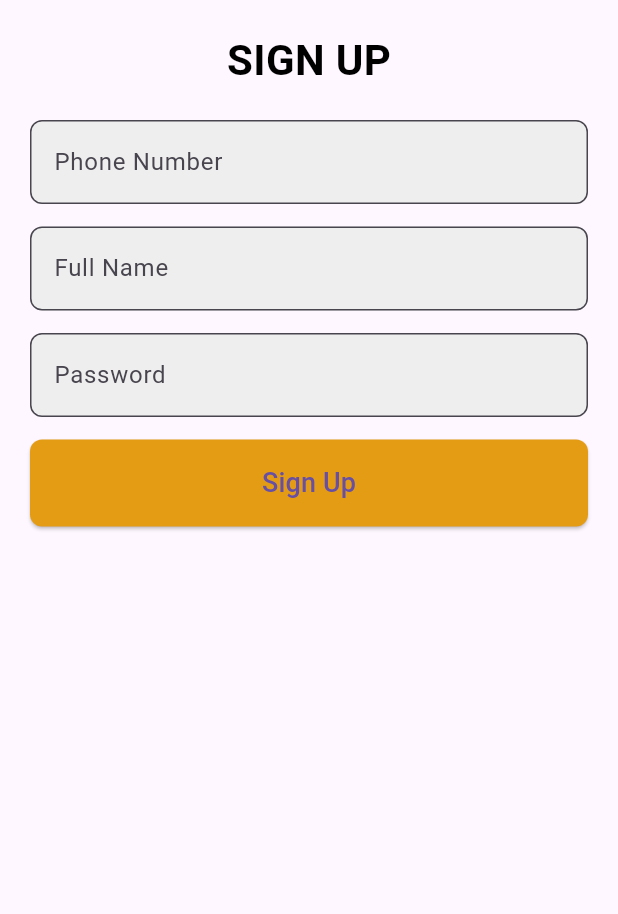
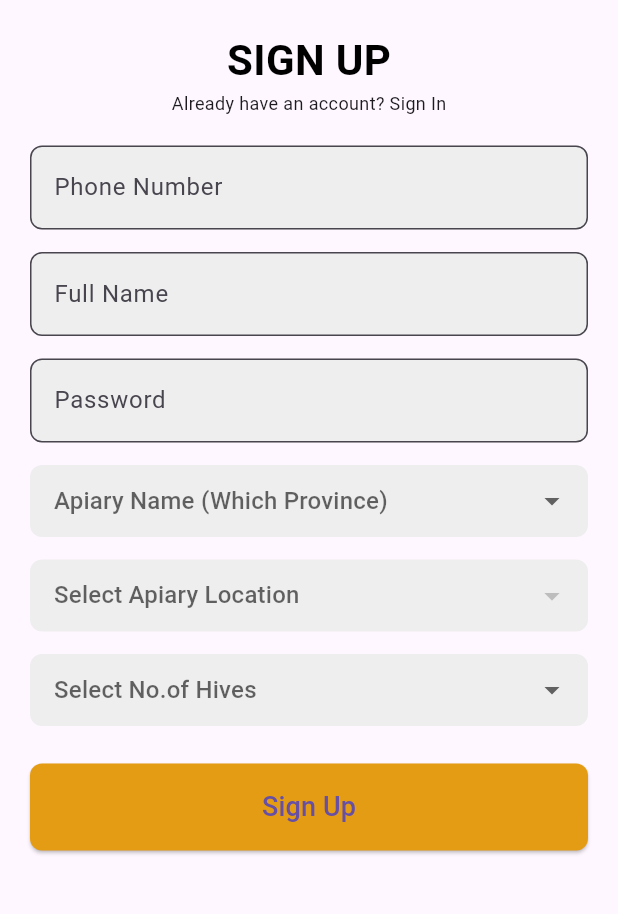
Before and after one commit to tarinya27/Eco_Bee, a Flutter app: the Signup screen opened directly, on a phone screen of 412 x 824 dp, the part 270-1184 px from its top. Run offline on Flutter 3.47's test engine with Material 3 defaults, Android fonts, the phone set to English and light mode, and no system bars.

Commit message:
updated UIs

```diff
--- a/lib/automation.dart
+++ b/lib/automation.dart
@@ -1,4 +1,4 @@
-import 'package:bee_feeder_ui/dashboard.dart';
+import 'package:new_bee/dashboard.dart';
 import 'package:flutter/material.dart';
 
 class AutomationScreen extends StatefulWidget {
--- a/lib/signup.dart
+++ b/lib/signup.dart
@@ -1,6 +1,4 @@
 import 'package:flutter/material.dart';
-import 'package:cloud_firestore/cloud_firestore.dart';
-import 'package:firebase_core/firebase_core.dart';
 
 class Signup extends StatefulWidget {
   const Signup({super.key});
@@ -32,35 +30,6 @@ class _SignupState extends State<Signup> {
   String phoneNumber = '';
   String fullName = '';
   String password = '';
-
-  // Firestore instance
-  final FirebaseFirestore _firestore = FirebaseFirestore.instance;
-
-  Future<void> registerUserToFirestore() async {
-    if (selectedApiaries.isEmpty) {
-      ScaffoldMessenger.of(context).showSnackBar(
-        const SnackBar(content: Text("Please add at least one apiary.")),
-      );
-      return;
-    }
-
-    try {
-      await _firestore.collection('users').add({
-        'phoneNumber': phoneNumber,
-        'fullName': fullName,
-        'password': password, // In production, ensure you hash the password
-        'apiaries': selectedApiaries,
-      });
-      ScaffoldMessenger.of(context).showSnackBar(
-        const SnackBar(content: Text("User registered successfully!")),
-      );
-      Navigator.pushNamed(context, '/signIn');
-    } catch (e) {
-      ScaffoldMessenger.of(context).showSnackBar(
-        SnackBar(content: Text("Error registering user: $e")),
-      );
-    }
-  }
 
   @override
   Widget build(BuildContext context) {
@@ -115,6 +84,7 @@ class _SignupState extends State<Signup> {
                 color: Colors.black,
               ),
             ),
+            const Text("Already have an account? Sign In", style: TextStyle(fontSize: 12)),
             Padding(
               padding: const EdgeInsets.all(20.0),
               child: Form(
@@ -123,78 +93,87 @@ class _SignupState extends State<Signup> {
                   crossAxisAlignment: CrossAxisAlignment.start,
                   children: [
                     // Phone Number
-                    TextFormField(
-                      decoration: InputDecoration(
-                        labelText: "Phone Number",
-                        border: OutlineInputBorder(
-                          borderRadius: BorderRadius.circular(8),
-                        ),
-                        filled: true,
-                        fillColor: Colors.grey[200],
-                      ),
-                      onSaved: (value) {
-                        phoneNumber = value ?? '';
-                      },
-                      validator: (value) {
-                        if (value == null || value.isEmpty) {
-                          return 'Phone Number is required';
-                        }
-                        return null;
+                    buildTextField("Phone Number", onSaved: (val) => phoneNumber = val),
+                    const SizedBox(height: 15),
+
+                    // Full Name
+                    buildTextField("Full Name", onSaved: (val) => fullName = val),
+                    const SizedBox(height: 15),
+
+                    // Password
+                    buildTextField("Password", obscureText: true, onSaved: (val) => password = val),
+                    const SizedBox(height: 15),
+
+                    // Apiary Province Dropdown
+                    DropdownButtonFormField<String>(
+                      value: selectedApiary,
+                      hint: const Text("Apiary Name (Which Province)"),
+                      decoration: buildDropdownDecoration(),
+                      items: apiaryLocationMap.keys
+                          .map((province) => DropdownMenuItem(
+                                value: province,
+                                child: Text(province),
+                              ))
+                          .toList(),
+                      onChanged: (value) {
+                        setState(() {
+                          selectedApiary = value;
+                          apiaryLocations = apiaryLocationMap[value] ?? [];
+                          selectedLocation = null;
+                        });
                       },
                     ),
                     const SizedBox(height: 15),
-                    // Full Name
-                    TextFormField(
-                      decoration: InputDecoration(
-                        labelText: "Full Name",
-                        border: OutlineInputBorder(
-                          borderRadius: BorderRadius.circular(8),
-                        ),
-                        filled: true,
-                        fillColor: Colors.grey[200],
-                      ),
-                      onSaved: (value) {
-                        fullName = value ?? '';
-                      },
-                      validator: (value) {
-                        if (value == null || value.isEmpty) {
-                          return 'Full Name is required';
-                        }
-                        return null;
+
+                    // Apiary Location Dropdown
+                    DropdownButtonFormField<String>(
+                      value: selectedLocation,
+                      hint: const Text("Select Apiary Location"),
+                      decoration: buildDropdownDecoration(),
+                      items: apiaryLocations
+                          .map((location) => DropdownMenuItem(
+                                value: location,
+                                child: Text(location),
+                              ))
+                          .toList(),
+                      onChanged: (value) {
+                        setState(() {
+                          selectedLocation = value;
+                        });
                       },
                     ),
                     const SizedBox(height: 15),
-                    // Password
-                    TextFormField(
-                      obscureText: true,
-                      decoration: InputDecoration(
-                        labelText: "Password",
-                        border: OutlineInputBorder(
-                          borderRadius: BorderRadius.circular(8),
-                        ),
-                        filled: true,
-                        fillColor: Colors.grey[200],
-                      ),
-                      onSaved: (value) {
-                        password = value ?? '';
-                      },
-                      validator: (value) {
-                        if (value == null || value.isEmpty) {
-                          return 'Password is required';
-                        }
-                        return null;
+
+                    // Number of Hives Dropdown
+                    DropdownButtonFormField<int>(
+                      value: selectedHives,
+                      hint: const Text("Select No.of Hives"),
+                      decoration: buildDropdownDecoration(),
+                      items: hiveOptions
+                          .map((hive) => DropdownMenuItem(
+                                value: hive,
+                                child: Text(hive.toString()),
+                              ))
+                          .toList(),
+                      onChanged: (value) {
+                        setState(() {
+                          selectedHives = value;
+                        });
                       },
                     ),
-                    const SizedBox(height: 15),
-                    // Dropdowns for Apiary and Location
-                    // (Existing code for Apiary Name, Location, and Hives here)
+                    const SizedBox(height: 25),
+
                     SizedBox(
                       width: double.infinity,
                       child: ElevatedButton(
                         onPressed: () {
                           if (_formKey.currentState?.validate() ?? false) {
                             _formKey.currentState?.save();
-                            registerUserToFirestore();
+
+                            // You can handle UI-only logic here
+                            ScaffoldMessenger.of(context).showSnackBar(
+                              const SnackBar(content: Text("Form submitted (UI only).")),
+                            );
                           }
                         },
                         style: ElevatedButton.styleFrom(
@@ -216,4 +195,38 @@ class _SignupState extends State<Signup> {
       ),
     );
   }
+
+  InputDecoration buildDropdownDecoration() {
+    return InputDecoration(
+      filled: true,
+      fillColor: Colors.grey[200],
+      border: OutlineInputBorder(
+        borderRadius: BorderRadius.circular(8),
+        borderSide: BorderSide.none,
+      ),
+      contentPadding: const EdgeInsets.symmetric(horizontal: 12),
+    );
+  }
+
+  Widget buildTextField(String label,
+      {bool obscureText = false, required void Function(String) onSaved}) {
+    return TextFormField(
+      obscureText: obscureText,
+      decoration: InputDecoration(
+        labelText: label,
+        filled: true,
+        fillColor: Colors.grey[200],
+        border: OutlineInputBorder(
+          borderRadius: BorderRadius.circular(8),
+        ),
+      ),
+      onSaved: (value) => onSaved(value ?? ''),
+      validator: (value) {
+        if (value == null || value.isEmpty) {
+          return '$label is required';
+        }
+        return null;
+      },
+    );
+  }
 }
```
Also changed, not shown: lib/dashboard.dart (+81 -76 lines), lib/feeding_history.dart (+5 -6 lines), lib/main.dart (+12 -11 lines), lib/signin.dart (+106 -117 lines), pubspec.yaml (+4 -3 lines), lib/unit.dart (added), pubspec.lock, 27 other files.
